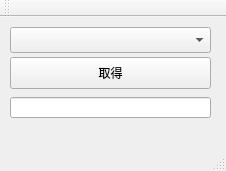
First picture: the form in qt/Nicookie/nicookiemainwindow.ui, repository raccy/nicookie, before the edit.
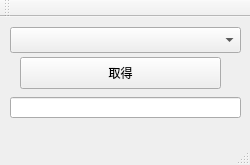
Second picture: the form after the edit.

```diff
--- a/qt/Nicookie/nicookiemainwindow.ui
+++ b/qt/Nicookie/nicookiemainwindow.ui
@@ -6,8 +6,8 @@
    <rect>
     <x>0</x>
     <y>0</y>
-    <width>226</width>
-    <height>171</height>
+    <width>250</width>
+    <height>165</height>
    </rect>
   </property>
   <property name="windowTitle">
@@ -17,7 +17,7 @@
    <widget class="QPushButton" name="pushButton">
     <property name="geometry">
      <rect>
-      <x>10</x>
+      <x>20</x>
       <y>40</y>
       <width>201</width>
       <height>32</height>
@@ -32,7 +32,7 @@
      <rect>
       <x>10</x>
       <y>80</y>
-      <width>201</width>
+      <width>231</width>
       <height>21</height>
      </rect>
     </property>
@@ -42,7 +42,7 @@
      <rect>
       <x>10</x>
       <y>10</y>
-      <width>201</width>
+      <width>231</width>
       <height>26</height>
      </rect>
     </property>
```
Left out of the diff: 2 changed lines with no effect on the pictures.
